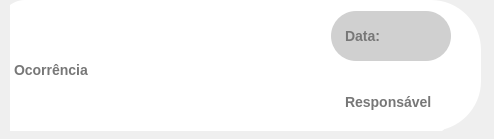
Before: the Qt Designer form App/view/ui/reportCard.ui in Caiquef80/Gerenciamento-Escolar, drawn with Qt 5.
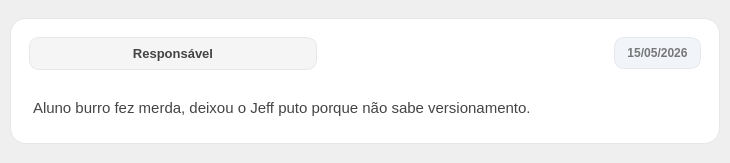
After: the same form once the commit is applied.

Commit message: fix(reportCardUI e newReportUI) (#122)

What changed in the file:
```diff
--- a/App/view/ui/reportCard.ui
+++ b/App/view/ui/reportCard.ui
@@ -6,148 +6,173 @@
    <rect>
     <x>0</x>
     <y>0</y>
-    <width>494</width>
-    <height>139</height>
+    <width>730</width>
+    <height>163</height>
    </rect>
   </property>
-  <property name="minimumSize">
-   <size>
-    <width>494</width>
-    <height>139</height>
-   </size>
+  <property name="styleSheet">
+   <string notr="true">QFrame {
+    background-color: #ffffff;
+    border: 1px solid #e5e7eb;
+    border-radius: 16px;
+}
+
+QLabel {
+    font-family: &quot;Segoe UI&quot;;
+}
+
+#respLabel {
+    background-color: #f5f5f5;
+    color: #444;
+
+    font-size: 13px;
+    font-weight: 600;
+
+    padding: 8px 14px;
+    border-radius: 10px;
+}
+
+#dateLabel {
+    background-color: #f1f5f9;
+    color: #777;
+
+    font-size: 12px;
+    font-weight: 600;
+
+    padding: 8px 12px;
+    border-radius: 10px;
+}
+
+#descLabel {
+    color: #444;
+    font-size: 15px;
+    border: none;
+    padding-top: 10px;
+}
+
+   </string>
   </property>
-  <property name="maximumSize">
-   <size>
-    <width>494</width>
-    <height>139</height>
-   </size>
-  </property>
-  <property name="windowTitle">
-   <string>Form</string>
-  </property>
-  <widget class="QFrame" name="frame">
-   <property name="geometry">
-    <rect>
-     <x>10</x>
-     <y>0</y>
-     <width>471</width>
-     <height>131</height>
-    </rect>
+  <layout class="QVBoxLayout" name="verticalLayout_2">
+   <property name="leftMargin">
+    <number>10</number>
    </property>
-   <property name="styleSheet">
-    <string notr="true">background-Color: #fff;
-border-radius: 50px;</string>
+   <property name="topMargin">
+    <number>10</number>
    </property>
-   <property name="frameShape">
-    <enum>QFrame::StyledPanel</enum>
+   <property name="rightMargin">
+    <number>10</number>
    </property>
-   <property name="frameShadow">
-    <enum>QFrame::Raised</enum>
+   <property name="bottomMargin">
+    <number>10</number>
    </property>
-   <widget class="QWidget" name="horizontalLayoutWidget">
-    <property name="geometry">
-     <rect>
-      <x>-10</x>
-      <y>0</y>
-      <width>451</width>
-      <height>139</height>
-     </rect>
-    </property>
-    <layout class="QHBoxLayout" name="horizontalLayout" stretch="50,0">
-     <item>
-      <widget class="QLabel" name="descLabel">
-       <property name="minimumSize">
-        <size>
-         <width>50</width>
-         <height>100</height>
-        </size>
-       </property>
-       <property name="maximumSize">
-        <size>
-         <width>900000</width>
-         <height>160</height>
-        </size>
-       </property>
-       <property name="styleSheet">
-        <string notr="true">    font-family: &quot;Segoe UI&quot;, sans-serif;
-    font-size: 14px;
-    font-weight: bold;
-    color: #333333; 
-	border-radius: 25px;
-	padding-left: 10px;
-	color: #777;</string>
-       </property>
-       <property name="text">
-        <string>Ocorrência</string>
-       </property>
-      </widget>
-     </item>
-     <item>
-      <layout class="QVBoxLayout" name="verticalLayout">
-       <property name="spacing">
-        <number>15</number>
-       </property>
-       <item alignment="Qt::AlignRight">
-        <widget class="QLabel" name="dateLabel">
-         <property name="minimumSize">
-          <size>
-           <width>120</width>
-           <height>50</height>
-          </size>
-         </property>
-         <property name="maximumSize">
-          <size>
-           <width>100</width>
-           <height>30</height>
-          </size>
-         </property>
-         <property name="styleSheet">
-          <string notr="true">    font-family: &quot;Segoe UI&quot;, sans-serif;
-    font-size: 14px;
-    font-weight: bold;
-    color: #333333; 
-	border-radius: 25px;
-	padding-left: 10px;
-	color: #777;
-	background-color: #d0d0d0;</string>
-         </property>
-         <property name="text">
-          <string>Data:</string>
-         </property>
-        </widget>
-       </item>
-       <item alignment="Qt::AlignRight">
-        <widget class="QLabel" name="respLabel">
-         <property name="minimumSize">
-          <size>
-           <width>120</width>
-           <height>70</height>
-          </size>
-         </property>
-         <property name="maximumSize">
-          <size>
-           <width>120</width>
-           <height>70</height>
-          </size>
-         </property>
-         <property name="styleSheet">
-          <string notr="true">    font-family: &quot;Segoe UI&quot;, sans-serif;
-    font-size: 14px;
-    font-weight: bold;
-	border-radius: 25px;
-	padding-left: 10px;
-	color: #777;</string>
-         </property>
-         <property name="text">
-          <string>Responsável</string>
-         </property>
-        </widget>
-       </item>
-      </layout>
-     </item>
-    </layout>
-   </widget>
-  </widget>
+   <item>
+    <widget class="QFrame" name="frame">
+     <property name="sizePolicy">
+      <sizepolicy hsizetype="Expanding" vsizetype="Fixed">
+       <horstretch>0</horstretch>
+       <verstretch>0</verstretch>
+      </sizepolicy>
+     </property>
+     <layout class="QVBoxLayout" name="mainLayout">
+      <property name="spacing">
+       <number>10</number>
+      </property>
+      <property name="leftMargin">
+       <number>18</number>
+      </property>
+      <property name="topMargin">
+       <number>18</number>
+      </property>
+      <property name="rightMargin">
+       <number>18</number>
+      </property>
+      <property name="bottomMargin">
+       <number>18</number>
+      </property>
+      <item>
+       <layout class="QHBoxLayout" name="topLayout">
+        <property name="spacing">
+         <number>10</number>
+        </property>
+        <item>
+         <widget class="QLabel" name="respLabel">
+          <property name="sizePolicy">
+           <sizepolicy hsizetype="Expanding" vsizetype="Fixed">
+            <horstretch>0</horstretch>
+            <verstretch>0</verstretch>
+           </sizepolicy>
+          </property>
+          <property name="minimumSize">
+           <size>
+            <width>250</width>
+            <height>0</height>
+           </size>
+          </property>
+          <property name="text">
+           <string>Responsável</string>
+          </property>
+          <property name="alignment">
+           <set>Qt::AlignCenter</set>
+          </property>
+         </widget>
+        </item>
+        <item>
+         <spacer name="horizontalSpacer">
+          <property name="orientation">
+           <enum>Qt::Horizontal</enum>
+          </property>
+          <property name="sizeHint" stdset="0">
+           <size>
+            <width>40</width>
+            <height>20</height>
+           </size>
+          </property>
+         </spacer>
+        </item>
+        <item>
+         <widget class="QLabel" name="dateLabel">
+          <property name="sizePolicy">
+           <sizepolicy hsizetype="Maximum" vsizetype="Fixed">
+            <horstretch>0</horstretch>
+            <verstretch>0</verstretch>
+           </sizepolicy>
+          </property>
+          <property name="text">
+           <string>15/05/2026</string>
+          </property>
+          <property name="alignment">
+           <set>Qt::AlignCenter</set>
+          </property>
+         </widget>
+        </item>
+       </layout>
+      </item>
+      <item>
+       <widget class="QLabel" name="descLabel">
+        <property name="sizePolicy">
+         <sizepolicy hsizetype="Expanding" vsizetype="Preferred">
+          <horstretch>0</horstretch>
+          <verstretch>0</verstretch>
+         </sizepolicy>
+        </property>
+        <property name="text">
+         <string>Aluno burro fez merda, deixou o Jeff puto porque não sabe versionamento.</string>
+        </property>
+        <property name="wordWrap">
+         <bool>true</bool>
+        </property>
+        <property name="margin">
+         <number>4</number>
+        </property>
+        <property name="buddy">
+         <cstring>descLabel</cstring>
+        </property>
+       </widget>
+      </item>
+     </layout>
+    </widget>
+   </item>
+  </layout>
  </widget>
  <resources/>
  <connections/>
```
The commit also changes 3 other files.
